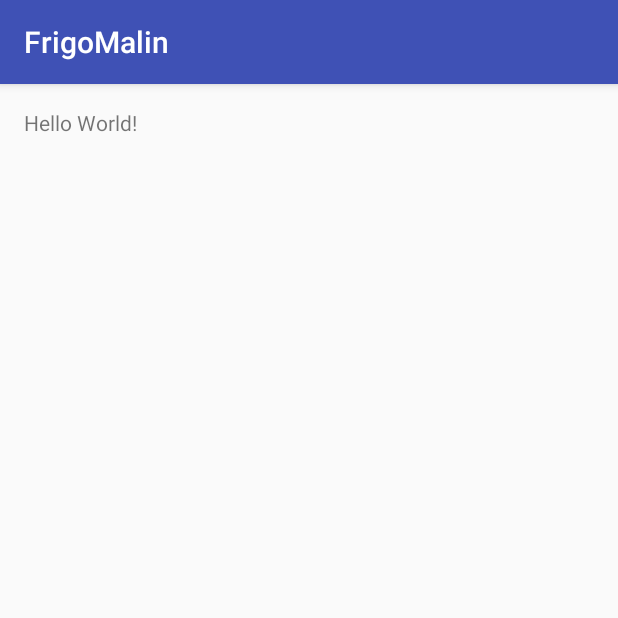
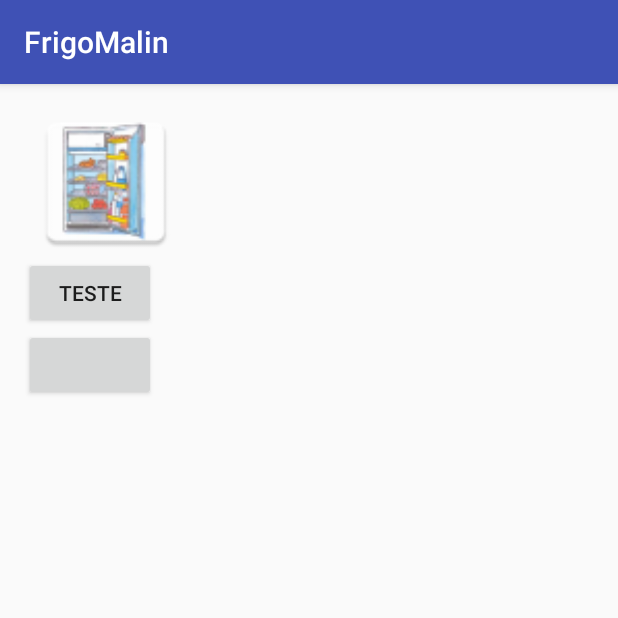
Before and after one commit to FrigoPlacard/projet, an Android app: the screen it shows after launch (MainActivity), on a phone screen of 412 x 824 dp, the top half of it. Run offline under Robolectric (Android 15) with nearby library versions, the phone set to English and light mode, and no system bars.

Commit message:
le tout début du premier layout

```diff
--- a/FrigoMalin/app/src/main/res/layout/activity_main.xml
+++ b/FrigoMalin/app/src/main/res/layout/activity_main.xml
@@ -1,5 +1,5 @@
 <?xml version="1.0" encoding="utf-8"?>
-<RelativeLayout xmlns:android="http://schemas.android.com/apk/res/android"
+<LinearLayout xmlns:android="http://schemas.android.com/apk/res/android"
     xmlns:tools="http://schemas.android.com/tools"
     android:id="@+id/activity_main"
     android:layout_width="match_parent"
@@ -8,10 +8,22 @@
     android:paddingLeft="@dimen/activity_horizontal_margin"
     android:paddingRight="@dimen/activity_horizontal_margin"
     android:paddingTop="@dimen/activity_vertical_margin"
+    android:orientation="vertical"
     tools:context="com.example.ensai.frigomalin.MainActivity">
 
-    <TextView
+    <ImageView
+        android:layout_width="109dp"
+        android:layout_height="99dp"
+        android:src="@mipmap/frigo"
+        android:id="@+id/imageView" />
+
+    <Button
         android:layout_width="wrap_content"
         android:layout_height="wrap_content"
-        android:text="Hello World!" />
-</RelativeLayout>
+        android:text="teste"/>
+    <Button
+        android:layout_width="wrap_content"
+        android:layout_height="wrap_content"
+        />
+
+</LinearLayout>
```
Also changed, not shown: FrigoMalin/app/src/main/frigo-web.png (added), FrigoMalin/app/src/main/res/mipmap-hdpi/frigo.png (added), FrigoMalin/app/src/main/res/mipmap-mdpi/frigo.png (added), FrigoMalin/app/src/main/res/mipmap-xhdpi/frigo.png (added), FrigoMalin/app/src/main/res/mipmap-xxhdpi/frigo.png (added), FrigoMalin/app/src/main/res/mipmap-xxxhdpi/frigo.png (added).
